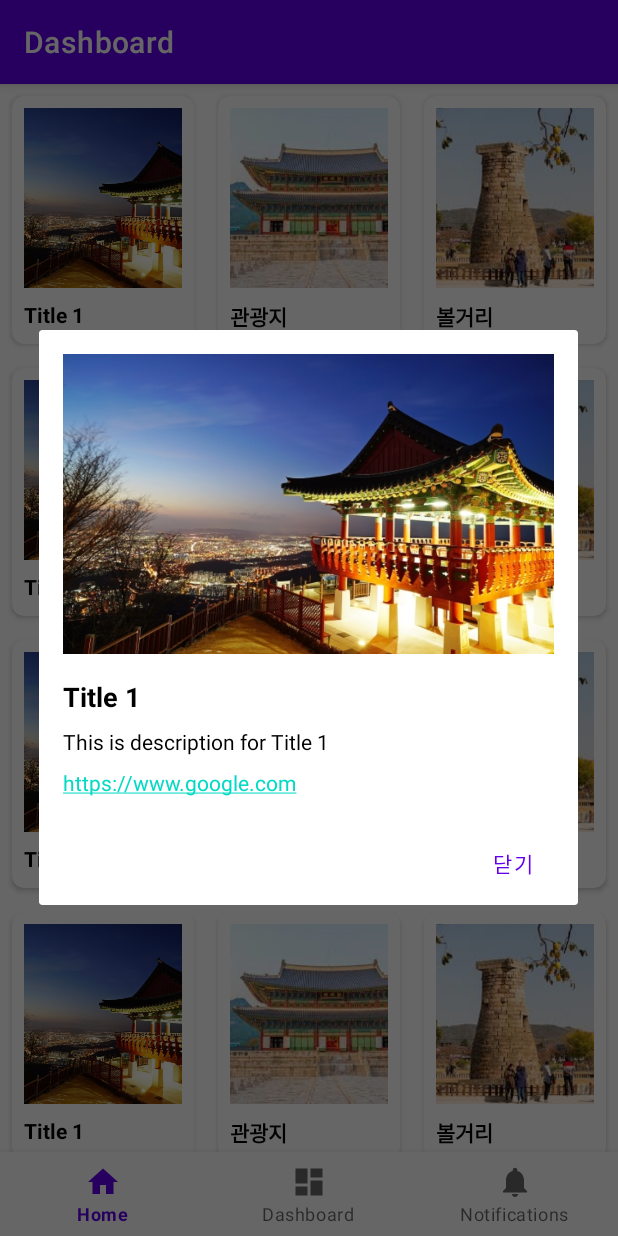
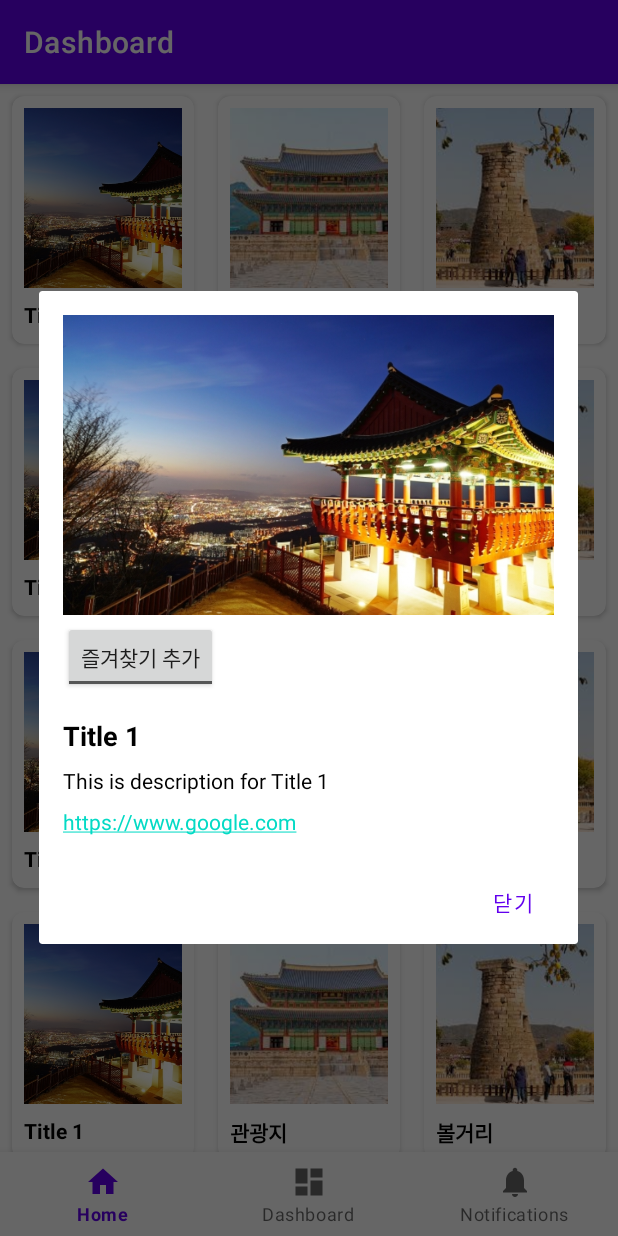
Before and after one commit to younjihoon/madcamp-1, an Android app: the DashboardFragment screen opened through its navigation route, after a tap on "Title 1", on a phone screen of 412 x 824 dp. Run offline under Robolectric (Android 15) with nearby library versions, the phone set to English and light mode, and no system bars; our stand-ins replace navigation-ui; libraries missing offline, so code that uses them is left out: com.naver.maps; 2 statements that could not run were skipped.

Commit message:
[feat] scene 3 - star on dialog_photo_detail

```diff
--- a/app/src/main/java/com/example/madcamp2024wjhnh/data/Photo.kt
+++ b/app/src/main/java/com/example/madcamp2024wjhnh/data/Photo.kt
@@ -8,5 +8,8 @@ data class Photo(
     val imageResId: Int,       // 리소스 ID (사진 이미지)
     val title: String,         // 사진 제목
     val description: String,    // 사진 설명
-    val link: String           // 사진 링크
+    val link: String,           // 사진 링크
+    val latitude: Double = 37.565833,
+    val longitude: Double = 126.974722,
+    var isFavorite: Boolean = false
 ) : Parcelable
--- a/app/src/main/java/com/example/madcamp2024wjhnh/ui/dashboard/DashboardFragment.kt
+++ b/app/src/main/java/com/example/madcamp2024wjhnh/ui/dashboard/DashboardFragment.kt
@@ -51,6 +51,7 @@ class DashboardFragment : Fragment() {
         val adapter = PhotoAdapter(requireContext(), photos)
         binding.placesRecyclerView.layoutManager = GridLayoutManager(requireContext(), 3)
         binding.placesRecyclerView.adapter = adapter
+
     }
 
     override fun onDestroyView() {
--- a/app/src/main/java/com/example/madcamp2024wjhnh/ui/dashboard/PhotoAdapter.kt
+++ b/app/src/main/java/com/example/madcamp2024wjhnh/ui/dashboard/PhotoAdapter.kt
@@ -6,6 +6,7 @@ import android.view.View
 import android.view.ViewGroup
 import android.widget.ImageView
 import android.widget.TextView
+import android.widget.ToggleButton
 import androidx.appcompat.app.AlertDialog
 import androidx.recyclerview.widget.RecyclerView
 import com.example.madcamp2024wjhnh.R
@@ -46,12 +47,18 @@ class PhotoAdapter(
         val dialogTitleTextView = dialogView.findViewById<TextView>(R.id.dialogTitleTextView)
         val dialogDescriptionTextView = dialogView.findViewById<TextView>(R.id.dialogDescriptionTextView)
         val dialogLinkTextView = dialogView.findViewById<TextView>(R.id.dialogLinkTextView)
-
+        val dialogFavoriteToggleButton = dialogView.findViewById<ToggleButton>(R.id.favoriteToggleButton)
         // 데이터 설정
         dialogImageView.setImageResource(photo.imageResId)
         dialogTitleTextView.text = photo.title
         dialogDescriptionTextView.text = photo.description
         dialogLinkTextView.text = photo.link
+
+        dialogFavoriteToggleButton.isChecked = photo.isFavorite
+        dialogFavoriteToggleButton.setOnCheckedChangeListener { _, isChecked ->
+            photo.isFavorite = isChecked
+            notifyItemChanged(photos.indexOf(photo)) // RecyclerView 갱신
+        }
 
         // 다이얼로그 생성
         AlertDialog.Builder(context)
--- a/app/src/main/res/layout/dialog_photo_detail.xml
+++ b/app/src/main/res/layout/dialog_photo_detail.xml
@@ -12,6 +12,14 @@
         android:layout_height="200dp"
         android:scaleType="centerCrop"
         android:contentDescription="@string/photo" />
+
+    <ToggleButton
+        android:id="@+id/favoriteToggleButton"
+        android:layout_width="wrap_content"
+        android:layout_height="wrap_content"
+        android:textOn="즐겨찾기 추가됨"
+        android:textOff="즐겨찾기 추가"
+        android:layout_marginTop="4dp" />
 
     <TextView
         android:id="@+id/dialogTitleTextView"
```
